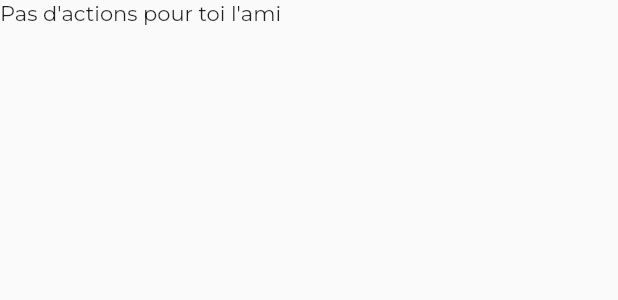
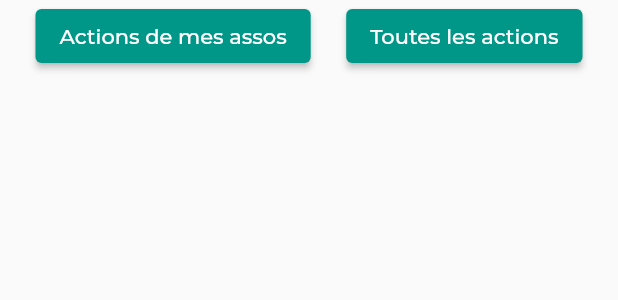
Before and after one commit to AssosNation/AssosNation-App, a Flutter app: the Calendar widget shown alone on an empty page, opened directly, on a phone screen of 412 x 824 dp. Shown: the top 300 px of the screen. Run offline on Flutter 3.47's test engine with Material 2 defaults, Android fonts, the phone set to English and light mode, and no system bars; our stand-ins replace carousel_slider, cloud_firestore, firebase_auth, firebase_core, firebase_storage, geolocator and 2 more; accounts and stored records are empty.

Commit message:
Add possibility to call all the actions, and not only the user's ones

```diff
--- a/lib/pages/calendar_page.dart
+++ b/lib/pages/calendar_page.dart
@@ -9,6 +9,8 @@ class Calendar extends StatefulWidget {
 }
 
 class _CalendarState extends State<Calendar> {
+  var _isFirstPart = false;
+
   @override
   Widget build(BuildContext context) {
     return Container(
@@ -16,13 +18,26 @@ class _CalendarState extends State<Calendar> {
         mainAxisAlignment: MainAxisAlignment.spaceBetween,
         crossAxisAlignment: CrossAxisAlignment.stretch,
         children: [
+          Row(
+            mainAxisAlignment: MainAxisAlignment.spaceEvenly,
+            children: [
+              ElevatedButton(
+                  onPressed: () => setState(() => _isFirstPart = true),
+                  child: Text("Actions de mes assos")),
+              ElevatedButton(
+                  onPressed: () => setState(() => _isFirstPart = false),
+                  child: Text("Toutes les actions")),
+            ],
+          ),
           Expanded(
             child: Row(
               mainAxisAlignment: MainAxisAlignment.spaceBetween,
               crossAxisAlignment: CrossAxisAlignment.stretch,
               children: [
                 FutureBuilder(
-                  future: FireStoreService().getUserAssociationsByDate(),
+                  future: _isFirstPart
+                      ? FireStoreService().getUserAssociationsByDate()
+                      : FireStoreService().getAllActions(),
                   builder: (context,
                       AsyncSnapshot<List<AssociationAction>> snapshot) {
                     if (snapshot.hasData) {
--- a/lib/services/firebase/firestore/firestore_service.dart
+++ b/lib/services/firebase/firestore/firestore_service.dart
@@ -184,6 +184,27 @@ class FireStoreService extends DatabaseInterface {
       DocumentReference reference) async {
     Association association =
         await this.getAssociationInfosFromDB(reference.id);
+    return this.getActionsByAssociation(association);
+  }
+
+  Future<List<AssociationAction>> getAllActions() async {
+    try {
+      List<Association> associationList = await this.getAllAssociations();
+      List<AssociationAction> actionList = [];
+      for (var association in associationList) {
+        List<AssociationAction> newActionList =
+            this.getActionsByAssociation(association);
+        actionList = actionList + newActionList;
+      }
+      actionList.sort((a, b) => a.startDate.compareTo(b.startDate));
+      return actionList;
+    } on FirebaseException catch (e) {
+      print(e.message);
+      return Future.error("Error while retrieving all actions");
+    }
+  }
+
+  List<AssociationAction> getActionsByAssociation(Association association) {
     List<AssociationAction> actionList = [];
     if (association.actions!.length == 0) {
       return actionList;
```
Also changed, not shown: lib/components/association_action_card.dart (+17 -5 lines).
